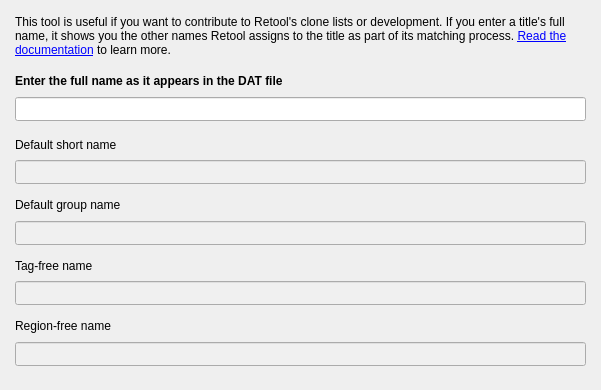
Old version of the form qt_source/retool-clone-list-name.ui in the repository unexpectedpanda/retool.
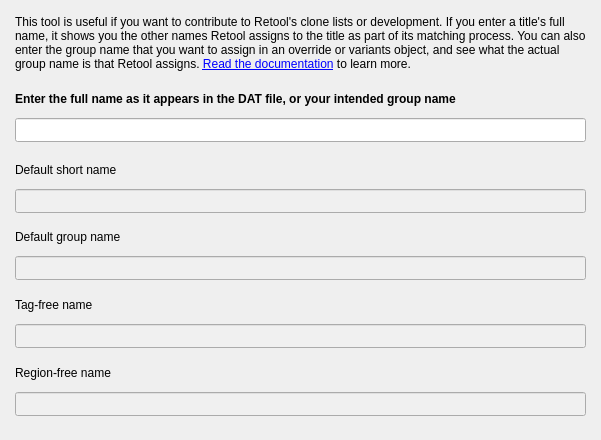
New version of the form. Icons and pictures are not drawn. Custom widgets are drawn as their Qt base class.

```diff
--- a/qt_source/retool-clone-list-name.ui
+++ b/qt_source/retool-clone-list-name.ui
@@ -7,7 +7,7 @@
     <x>0</x>
     <y>0</y>
     <width>601</width>
-    <height>390</height>
+    <height>440</height>
    </rect>
   </property>
   <property name="sizePolicy">
@@ -19,13 +19,13 @@
   <property name="minimumSize">
    <size>
     <width>601</width>
-    <height>390</height>
+    <height>440</height>
    </size>
   </property>
   <property name="maximumSize">
    <size>
     <width>601</width>
-    <height>390</height>
+    <height>440</height>
    </size>
   </property>
   <property name="font">
@@ -68,7 +68,7 @@
        </font>
       </property>
       <property name="text">
-       <string>&lt;html&gt;&lt;head/&gt;&lt;body&gt;&lt;p&gt;This tool is useful if you want to contribute to Retool's clone lists or development. If you enter a title's full name, it shows you the other names Retool assigns to the title as part of its matching process. &lt;a href=&quot;https://unexpectedpanda.github.io/retool/naming-system/&quot;&gt;&lt;span style=&quot; text-decoration: underline; color:#0000ff;&quot;&gt;Read the documentation&lt;/span&gt;&lt;/a&gt; to learn more.&lt;/p&gt;&lt;/body&gt;&lt;/html&gt;</string>
+       <string>&lt;html&gt;&lt;head/&gt;&lt;body&gt;&lt;p&gt;This tool is useful if you want to contribute to Retool's clone lists or development. If you enter a title's full name, it shows you the other names Retool assigns to the title as part of its matching process. You can also enter the group name that you want to assign in an override or variants object, and see what the actual group name is that Retool assigns. &lt;a href=&quot;https://unexpectedpanda.github.io/retool/naming-system/&quot;&gt;&lt;span style=&quot; text-decoration: underline; color:#0000ff;&quot;&gt;Read the documentation&lt;/span&gt;&lt;/a&gt; to learn more.&lt;/p&gt;&lt;/body&gt;&lt;/html&gt;</string>
       </property>
       <property name="scaledContents">
        <bool>false</bool>
@@ -112,7 +112,7 @@
        </font>
       </property>
       <property name="text">
-       <string>Enter the full name as it appears in the DAT file</string>
+       <string>Enter the full name as it appears in the DAT file, or your intended group name</string>
       </property>
      </widget>
     </item>
```
